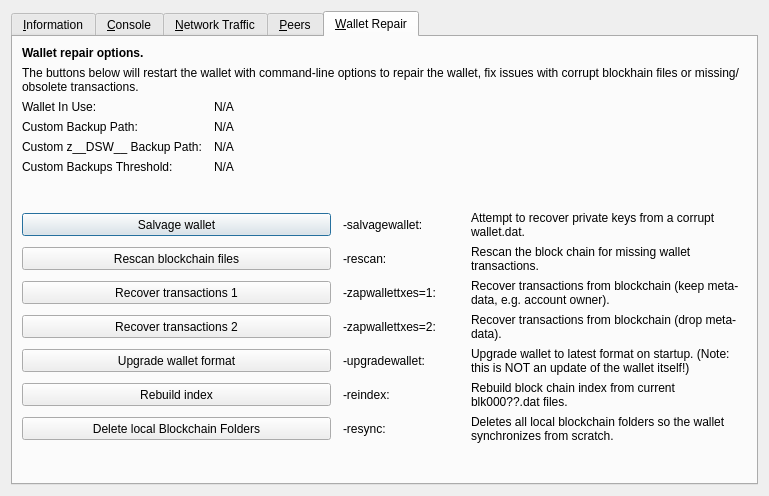
Before: the Qt Designer form src/qt/forms/rpcconsole.ui in decenomy/DSW, drawn with Qt 5.
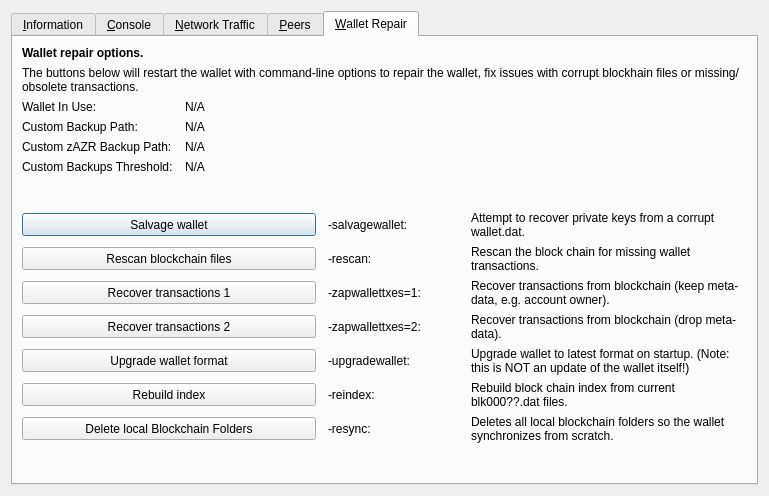
After: the same form once the commit is applied. The open tabs and pages were chosen to show the change. Icons and pictures are not drawn. Custom widgets are drawn as their Qt base class.

What changed in the file:
```diff
--- a/src/qt/forms/rpcconsole.ui
+++ b/src/qt/forms/rpcconsole.ui
@@ -1333,7 +1333,7 @@
           <bool>false</bool>
          </property>
          <property name="text">
-          <string>Custom z__DSW__ Backup Path:</string>
+          <string>Custom zAZR Backup Path:</string>
          </property>
         </widget>
        </item>
```
Left out of the diff: 2 changed lines with no effect on the pictures.
